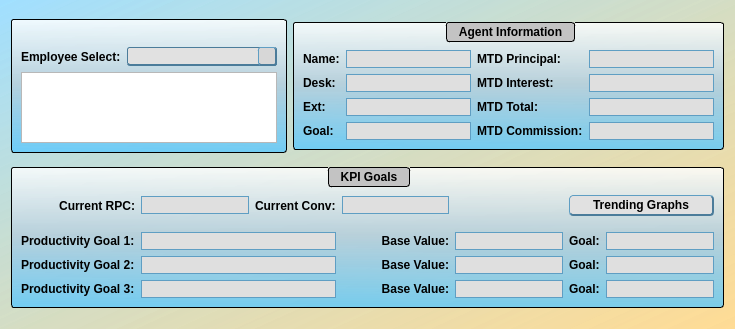
This is agent_details.ui in jakesb27/Manager_KPI_Tracker as Qt 5 draws it before an edit. The edited form follows.
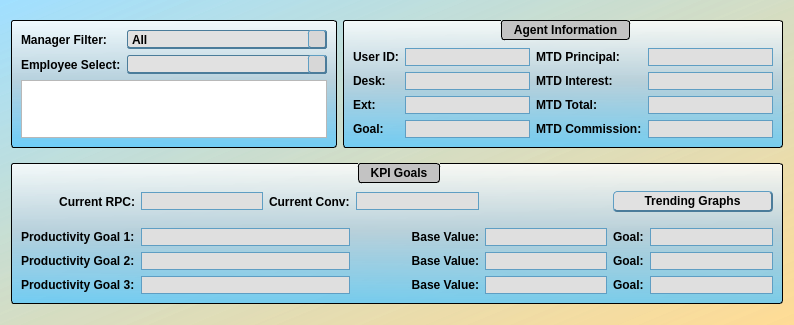
This is the edited form. Icons and pictures are not drawn.

Commit message: added dynamic manager comboboxes to all GUI's. Added a settings menu to allow managers to create graph presets. Still need to configure preset defaults, create table in database and program the settings when user loads app.

```diff
--- a/agent_details.ui
+++ b/agent_details.ui
@@ -6,8 +6,8 @@
    <rect>
     <x>0</x>
     <y>0</y>
-    <width>714</width>
-    <height>329</height>
+    <width>786</width>
+    <height>325</height>
    </rect>
   </property>
   <property name="windowTitle">
@@ -148,33 +148,32 @@
        <verstretch>0</verstretch>
       </sizepolicy>
      </property>
+     <property name="styleSheet">
+      <string notr="true">QGroupBox{
+	background-color: qlineargradient(spread:pad, x1:0.5, y1:0, x2:0.5, y2:1, stop:0 rgba(255, 255, 255, 209), stop:0.485876 rgba(181, 207, 220, 239), stop:1 rgba(85, 199, 255, 196));
+	border: 1px solid black;
+	border-radius: 3px;
+	margin-top: 1ex;
+	padding-top: 0;
+	font: 11pt &quot;Corbel&quot;;
+	font-weight: bold;
+}
+QGroupBox::title{
+	background-color: rgb(195, 195, 195);
+	border: 1px solid black;
+	border-radius: 3px;
+	padding: 2 10px;
+	subcontrol-origin: margin;
+	subcontrol-position: top;
+	font: 11pt &quot;Corbel&quot;;
+	font-weight: bold;
+}</string>
+     </property>
      <property name="title">
       <string/>
      </property>
      <layout class="QGridLayout" name="gridLayout_4">
-      <item row="0" column="2">
-       <widget class="QComboBox" name="employeeSelect">
-        <property name="styleSheet">
-         <string notr="true">QFrame{
-	background-color: qlineargradient(spread:pad, x1:0.5, y1:0, x2:0.5, y2:1, stop:0 rgba(255, 255, 255, 209), stop:0.485876 rgba(181, 207, 220, 239), stop:1 rgba(85, 199, 255, 196));
-}</string>
-        </property>
-       </widget>
-      </item>
-      <item row="0" column="1">
-       <widget class="QLabel" name="label_20">
-        <property name="sizePolicy">
-         <sizepolicy hsizetype="Maximum" vsizetype="Preferred">
-          <horstretch>0</horstretch>
-          <verstretch>0</verstretch>
-         </sizepolicy>
-        </property>
-        <property name="text">
-         <string>Employee Select:</string>
-        </property>
-       </widget>
-      </item>
-      <item row="1" column="1" colspan="2">
+      <item row="2" column="1" colspan="2">
        <widget class="QTextBrowser" name="employeeMisc">
         <property name="sizePolicy">
          <sizepolicy hsizetype="MinimumExpanding" vsizetype="Preferred">
@@ -185,7 +184,7 @@
         <property name="maximumSize">
          <size>
           <width>16777215</width>
-          <height>71</height>
+          <height>58</height>
          </size>
         </property>
         <property name="html">
@@ -200,6 +199,61 @@
         </property>
        </widget>
       </item>
+      <item row="1" column="1">
+       <widget class="QLabel" name="label_20">
+        <property name="sizePolicy">
+         <sizepolicy hsizetype="Maximum" vsizetype="Preferred">
+          <horstretch>0</horstretch>
+          <verstretch>0</verstretch>
+         </sizepolicy>
+        </property>
+        <property name="text">
+         <string>Employee Select:</string>
+        </property>
+       </widget>
+      </item>
+      <item row="1" column="2">
+       <widget class="QComboBox" name="employeeSelect">
+        <property name="minimumSize">
+         <size>
+          <width>200</width>
+          <height>0</height>
+         </size>
+        </property>
+        <property name="styleSheet">
+         <string notr="true">QFrame{
+	background-color: qlineargradient(spread:pad, x1:0.5, y1:0, x2:0.5, y2:1, stop:0 rgba(255, 255, 255, 209), stop:0.485876 rgba(181, 207, 220, 239), stop:1 rgba(85, 199, 255, 196));
+}</string>
+        </property>
+       </widget>
+      </item>
+      <item row="0" column="1">
+       <widget class="QLabel" name="label_21">
+        <property name="text">
+         <string>Manager Filter:</string>
+        </property>
+       </widget>
+      </item>
+      <item row="0" column="2">
+       <widget class="QComboBox" name="managerCombo">
+        <property name="minimumSize">
+         <size>
+          <width>200</width>
+          <height>0</height>
+         </size>
+        </property>
+        <property name="styleSheet">
+         <string notr="true">QFrame{
+	background-color: qlineargradient(spread:pad, x1:0.5, y1:0, x2:0.5, y2:1, stop:0 rgba(255, 255, 255, 209), stop:0.485876 rgba(181, 207, 220, 239), stop:1 rgba(85, 199, 255, 196));
+}</string>
+        </property>
+        <item>
+         <property name="text">
+          <string>All</string>
+         </property>
+        </item>
+       </widget>
+      </item>
      </layout>
     </widget>
    </item>
@@ -599,7 +653,7 @@
          </sizepolicy>
         </property>
         <property name="text">
-         <string>Name:</string>
+         <string>User ID:</string>
         </property>
        </widget>
       </item>
```
Left out of the diff: 25 changed lines with no effect on the pictures. The commit also changes 13 other files.
